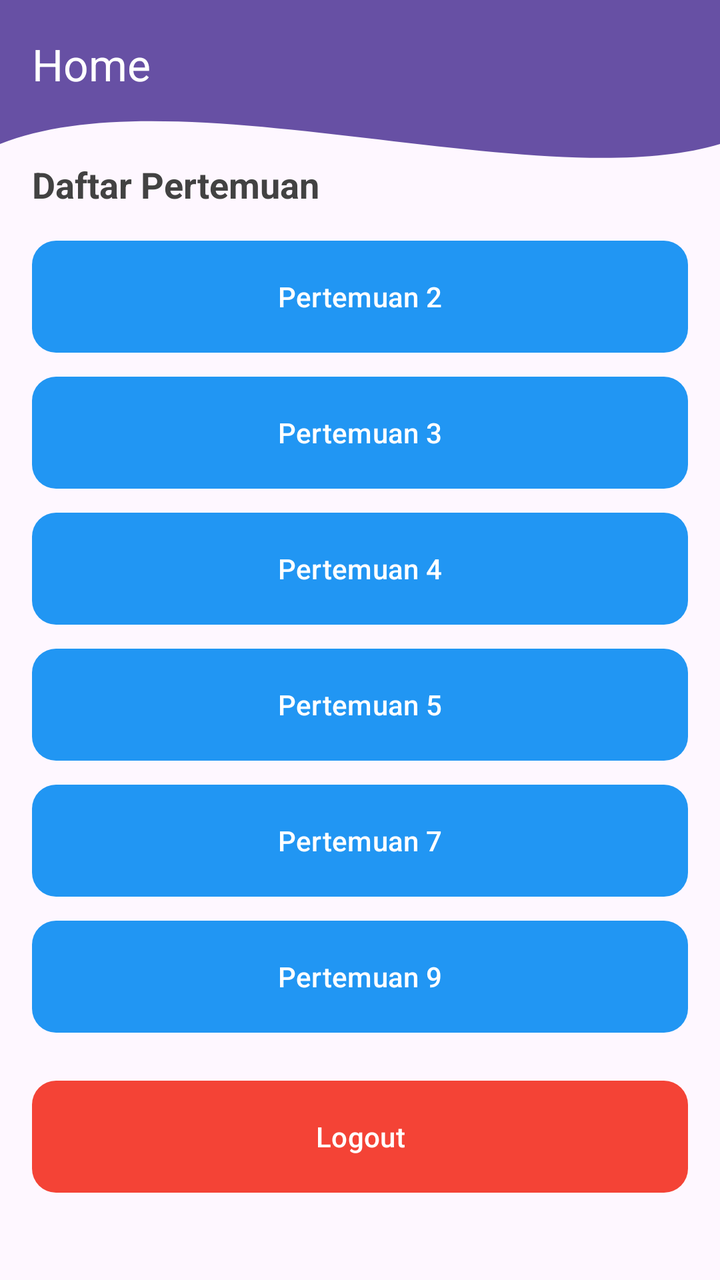
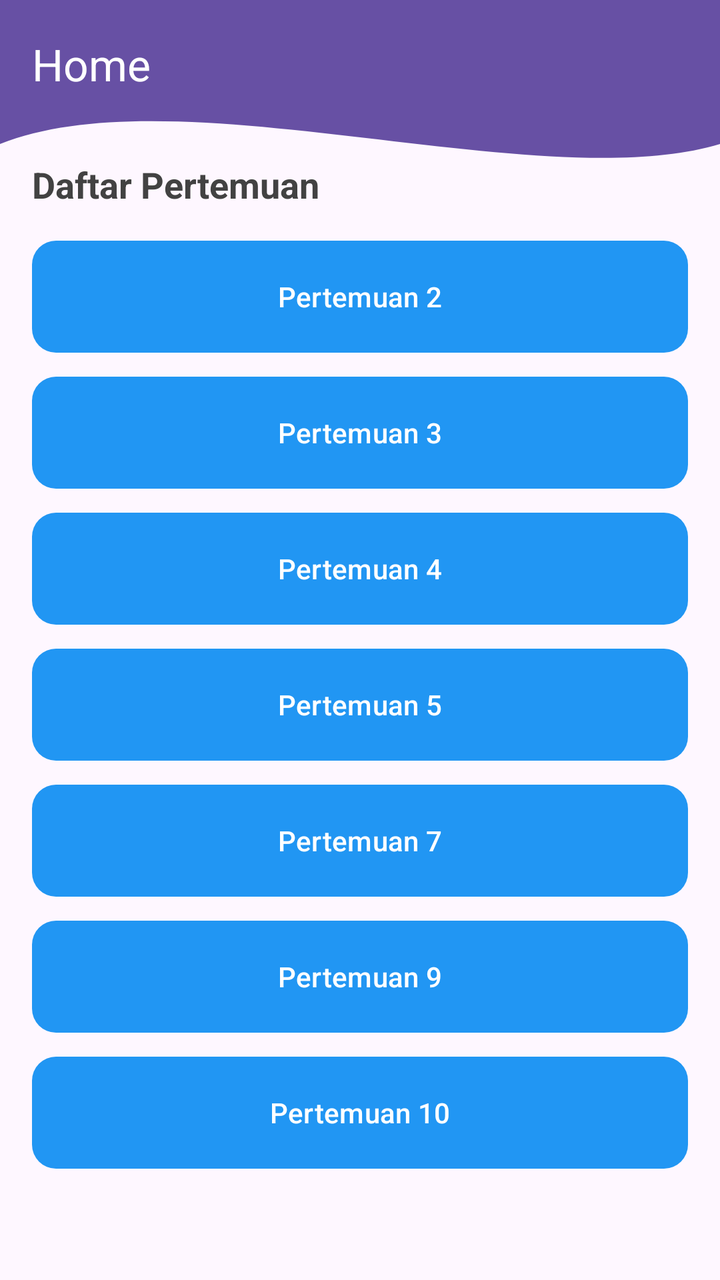

Compare the two renders of this Android layout. The source of the first and the diff that turns it into the second are given below.
<!-- AndroidManifest.xml: application theme Theme.ArsyadApps -->
<!-- res/layout/fragment_home.xml -->
<?xml version="1.0" encoding="utf-8"?>
<androidx.constraintlayout.widget.ConstraintLayout xmlns:android="http://schemas.android.com/apk/res/android"
    xmlns:app="http://schemas.android.com/apk/res-auto"
    xmlns:tools="http://schemas.android.com/tools"
    android:layout_width="match_parent"
    android:layout_height="match_parent"
    tools:context=".Home.HomeFragment">

    <View
        android:id="@+id/background_header"
        android:layout_width="0dp"
        android:layout_height="180dp"
        android:background="@drawable/bg_header_wave"
        app:layout_constraintStart_toStartOf="parent"
        app:layout_constraintEnd_toEndOf="parent"
        app:layout_constraintTop_toTopOf="parent"/>

    <androidx.appcompat.widget.Toolbar
        android:id="@+id/toolbar"
        android:layout_width="match_parent"
        android:layout_height="?attr/actionBarSize"
        android:background="@android:color/transparent"
        app:title="Home"
        app:titleTextColor="@android:color/white"
        app:layout_constraintTop_toTopOf="parent" />

    <TextView
        android:id="@+id/tvDaftarPertemuan"
        android:layout_width="wrap_content"
        android:layout_height="wrap_content"
        android:layout_margin="16dp"
        android:text="Daftar Pertemuan"
        android:textColor="#424242"
        android:textSize="18sp"
        android:textStyle="bold"
        app:layout_constraintStart_toStartOf="parent"
        app:layout_constraintTop_toBottomOf="@id/toolbar" />

    <Button
        android:id="@+id/btnPertemuan2"
        android:layout_width="0dp"
        android:layout_height="56dp"
        android:layout_marginHorizontal="16dp"
        android:layout_marginTop="16dp"
        android:background="@drawable/button_bg"
        android:text="Pertemuan 2"
        android:textColor="#FFFFFF"
        app:backgroundTint="@null"
        app:layout_constraintEnd_toEndOf="parent"
        app:layout_constraintStart_toStartOf="parent"
        app:layout_constraintTop_toBottomOf="@id/tvDaftarPertemuan" />

    <Button
        android:id="@+id/btnPertemuan3"
        android:layout_width="0dp"
        android:layout_height="56dp"
        android:layout_marginHorizontal="16dp"
        android:layout_marginTop="12dp"
        android:background="@drawable/button_bg"
        android:text="Pertemuan 3"
        android:textColor="#FFFFFF"
        app:backgroundTint="@null"
        app:layout_constraintEnd_toEndOf="parent"
        app:layout_constraintStart_toStartOf="parent"
        app:layout_constraintTop_toBottomOf="@id/btnPertemuan2" />

    <Button
        android:id="@+id/btnPertemuan4"
        android:layout_width="0dp"
        android:layout_height="56dp"
        android:layout_marginHorizontal="16dp"
        android:layout_marginTop="12dp"
        android:background="@drawable/button_bg"
        android:text="Pertemuan 4"
        android:textColor="#FFFFFF"
        app:backgroundTint="@null"
        app:layout_constraintEnd_toEndOf="parent"
        app:layout_constraintStart_toStartOf="parent"
        app:layout_constraintTop_toBottomOf="@id/btnPertemuan3" />

    <Button
        android:id="@+id/btnPertemuan5"
        android:layout_width="0dp"
        android:layout_height="56dp"
        android:layout_marginHorizontal="16dp"
        android:layout_marginTop="12dp"
        android:background="@drawable/button_bg"
        android:text="Pertemuan 5"
        android:textColor="#FFFFFF"
        app:backgroundTint="@null"
        app:layout_constraintEnd_toEndOf="parent"
        app:layout_constraintStart_toStartOf="parent"
        app:layout_constraintTop_toBottomOf="@id/btnPertemuan4" />

    <Button
        android:id="@+id/btnPertemuan7"
        android:layout_width="0dp"
        android:layout_height="56dp"
        android:layout_marginHorizontal="16dp"
        android:layout_marginTop="12dp"
        android:background="@drawable/button_bg"
        android:text="Pertemuan 7"
        android:textColor="#FFFFFF"
        app:backgroundTint="@null"
        app:layout_constraintEnd_toEndOf="parent"
        app:layout_constraintStart_toStartOf="parent"
        app:layout_constraintTop_toBottomOf="@id/btnPertemuan5" />

    <Button
        android:id="@+id/btnPertemuan9"
        android:layout_width="0dp"
        android:layout_height="56dp"
        android:layout_marginHorizontal="16dp"
        android:layout_marginTop="12dp"
        android:background="@drawable/button_bg"
        android:text="Pertemuan 9"
        android:textColor="#FFFFFF"
        app:backgroundTint="@null"
        app:layout_constraintEnd_toEndOf="parent"
        app:layout_constraintStart_toStartOf="parent"
        app:layout_constraintTop_toBottomOf="@id/btnPertemuan7" />

    <Button
        android:id="@+id/btnLogout"
        android:layout_width="0dp"
        android:layout_height="56dp"
        android:layout_marginHorizontal="16dp"
        android:layout_marginTop="24dp"
        android:background="@drawable/button_bg"
        android:text="Logout"
        android:textColor="#FFFFFF"
        app:backgroundTint="#F44336"
        app:layout_constraintEnd_toEndOf="parent"
        app:layout_constraintStart_toStartOf="parent"
        app:layout_constraintTop_toBottomOf="@id/btnPertemuan9" />

</androidx.constraintlayout.widget.ConstraintLayout>
<!-- resources referenced by this layout -->
<resources>
  <!-- drawable bg_header_wave (drawable) -->
  <vector xmlns:android="http://schemas.android.com/apk/res/android"
      android:width="100dp"
      android:height="100dp"
      android:viewportWidth="100"
      android:viewportHeight="100">
  
      
      <path         android:fillColor="?attr/colorPrimary"
          android:pathData="
              M0,0
              L100,0
              L100,40
              C 75,55
                25,20
                0,40
              Z" />
  </vector>
  <!-- drawable button_bg (drawable) -->
  <?xml version="1.0" encoding="utf-8"?>
  <ripple xmlns:android="http://schemas.android.com/apk/res/android"
      android:color="#40FFFFFF">
      <item>
          <shape android:shape="rectangle">
              <solid android:color="#2196F3" />
              <corners android:radius="12dp" />
          </shape>
      </item>
  </ripple>
  <style name="Theme.ArsyadApps" parent="Base.Theme.ArsyadApps" />
  <style name="Base.Theme.ArsyadApps" parent="Theme.Material3.DayNight.NoActionBar">
          
          
      </style>
</resources>

<!-- the commit's change to res/layout/fragment_home.xml (unified diff, before → after) -->
@@ -121,17 +121,31 @@
         app:layout_constraintTop_toBottomOf="@id/btnPertemuan7" />
 
     <Button
+        android:id="@+id/btnPertemuan10"
+        android:layout_width="0dp"
+        android:layout_height="56dp"
+        android:layout_marginHorizontal="16dp"
+        android:layout_marginTop="12dp"
+        android:background="@drawable/button_bg"
+        android:text="Pertemuan 10"
+        android:textColor="#FFFFFF"
+        app:backgroundTint="@null"
+        app:layout_constraintEnd_toEndOf="parent"
+        app:layout_constraintStart_toStartOf="parent"
+        app:layout_constraintTop_toBottomOf="@id/btnPertemuan9" />
+
+    <Button
         android:id="@+id/btnLogout"
         android:layout_width="0dp"
         android:layout_height="56dp"
         android:layout_marginHorizontal="16dp"
-        android:layout_marginTop="24dp"
+        android:layout_marginTop="68dp"
         android:background="@drawable/button_bg"
         android:text="Logout"
         android:textColor="#FFFFFF"
         app:backgroundTint="#F44336"
         app:layout_constraintEnd_toEndOf="parent"
         app:layout_constraintStart_toStartOf="parent"
-        app:layout_constraintTop_toBottomOf="@id/btnPertemuan9" />
+        app:layout_constraintTop_toBottomOf="@id/btnPertemuan10" />
 
 </androidx.constraintlayout.widget.ConstraintLayout>
